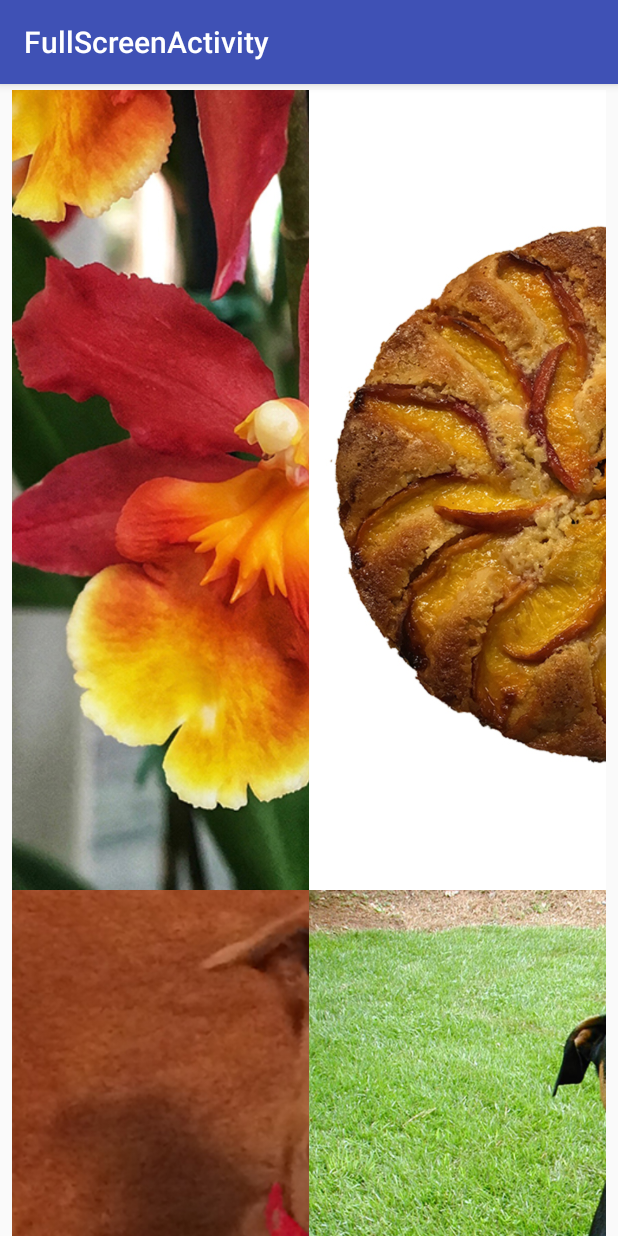
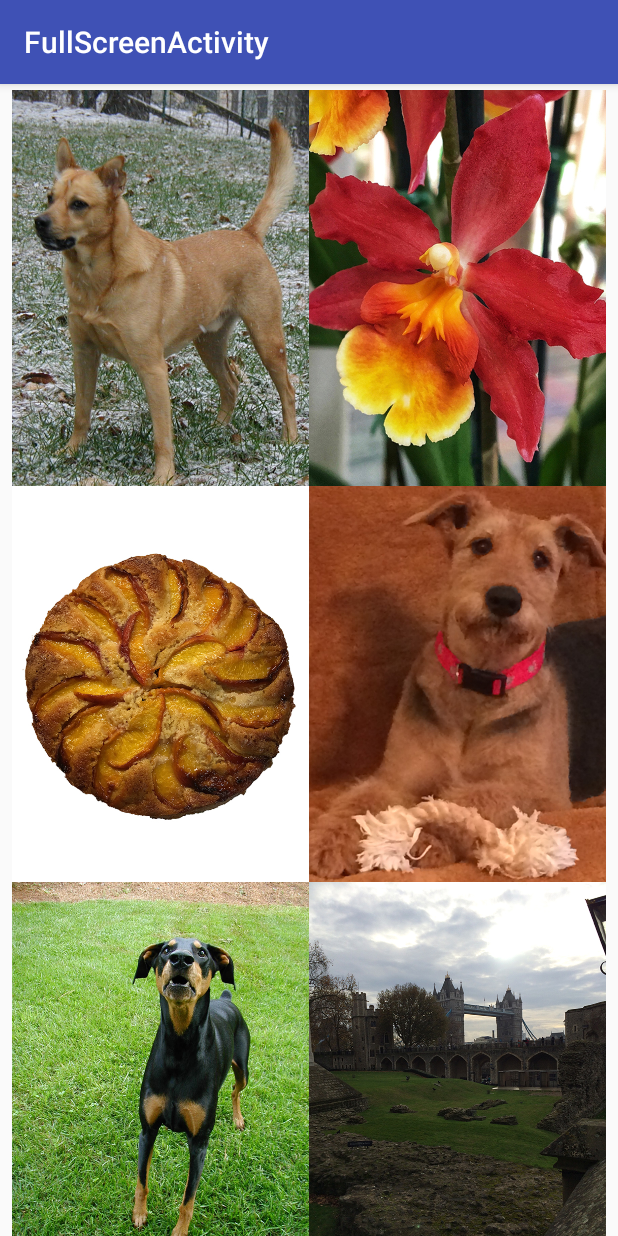
Before and after one commit to jheske/AndroidMaterialKotlin, an Android app: the screen it shows after launch (MainActivity), on a phone screen of 412 x 824 dp. Run offline under Robolectric (Android 15) with nearby library versions, the phone set to English and light mode, and no system bars; our stand-ins replace Picasso; pictures from the network do not load.

Commit message:
Use ConstraintLayout item layout, add sampledata json data.

```diff
--- a/app/src/main/java/com/example/fullscreenactivity/FullsizeImageActivity.kt
+++ b/app/src/main/java/com/example/fullscreenactivity/FullsizeImageActivity.kt
@@ -31,7 +31,7 @@ class FullsizeImageActivity : AppCompatActivity() {
                 View.SYSTEM_UI_FLAG_LAYOUT_STABLE
         setupTransparentToolbar()
 
-        val imageResourceId = intent?.getIntExtra(ARG_RESOURCE_ID,R.drawable.placeholder)
+        val imageResourceId = intent?.getIntExtra(ARG_RESOURCE_ID,R.drawable.oncidium)
         imageResourceId?.let {
             loadFragment(it)
         }
--- a/app/src/main/java/com/example/fullscreenactivity/FullsizeImageActivityFragment.kt
+++ b/app/src/main/java/com/example/fullscreenactivity/FullsizeImageActivityFragment.kt
@@ -9,7 +9,6 @@ import android.view.View
 import android.view.ViewGroup
 import com.squareup.picasso.Picasso
 import kotlinx.android.synthetic.main.fragment_activity_fullsize_image.*
-import java.io.File
 
 
 // TODO: Rename parameter arguments, choose names that match
@@ -29,7 +28,7 @@ const val ARG_RESOURCE_ID = "resource_id"
  */
 class FullsizeImageActivityFragment : Fragment() {
     private val TAG = FullsizeImageActivityFragment::class.java.simpleName
-    private var mImageResourceId: Int? = R.drawable.placeholder
+    private var mImageResourceId: Int? = R.drawable.oncidium
 
     companion object {
         /**
--- a/app/src/main/java/com/example/fullscreenactivity/ImageListAdapter.kt
+++ b/app/src/main/java/com/example/fullscreenactivity/ImageListAdapter.kt
@@ -7,8 +7,8 @@ import android.view.View
 import android.view.ViewGroup
 import android.widget.ImageView
 import com.squareup.picasso.Picasso
-import java.io.File
 import java.util.ArrayList
+
 
 class ImageListAdapter(private val context: Context) : RecyclerView.Adapter<RecyclerView.ViewHolder>() {
     private val TAG = ImageListAdapter::class.java.simpleName
@@ -17,7 +17,7 @@ class ImageListAdapter(private val context: Context) : RecyclerView.Adapter<Recy
     class EmptyViewHolder(itemView: View) : RecyclerView.ViewHolder(itemView)
 
     class ViewHolder(view: View) : RecyclerView.ViewHolder(view) {
-        var mImage: ImageView = view.findViewById(R.id.img_image) as ImageView
+        var mImageView: ImageView = view.findViewById(R.id.img_image) as ImageView
     }
 
     override fun onCreateViewHolder(parent: ViewGroup, viewType: Int): RecyclerView.ViewHolder {
@@ -43,12 +43,14 @@ class ImageListAdapter(private val context: Context) : RecyclerView.Adapter<Recy
         if (holder is ViewHolder) {
             val imageItem = getItemAtPosition(position)
             imageItem.resource_id.let {
-                Picasso.get()
-                        .load(it)
-                        .into(holder.mImage)
+                holder.mImageView.post {
+                    Picasso.get()
+                            .load(it)
+                            .placeholder(R.drawable.placeholder)
+                            .into(holder.mImageView)
+                }
             }
-
-            holder.mImage.contentDescription = imageItem.title
+            holder.mImageView.contentDescription = imageItem.title
         }
     }
 
--- a/app/src/main/java/com/example/fullscreenactivity/MainActivityFragment.kt
+++ b/app/src/main/java/com/example/fullscreenactivity/MainActivityFragment.kt
@@ -6,12 +6,9 @@ import android.os.Bundle
 import android.support.v4.app.Fragment
 import android.support.v7.app.AppCompatActivity
 import android.support.v7.widget.GridLayoutManager
-import android.support.v7.widget.LinearLayoutManager
 import android.util.Log
 import android.view.*
 import kotlinx.android.synthetic.main.fragment_activity_main.*
-import java.io.*
-import kotlin.collections.ArrayList
 
 class MainActivityFragment : Fragment() {
 
@@ -75,11 +72,12 @@ class MainActivityFragment : Fragment() {
 
     fun displayImageItems() {
         mImageListAdapter.clear()
-        mImageListAdapter.add(ImageItem("Oncidium Orchid",R.drawable.placeholder))
+        mImageListAdapter.add(ImageItem("Charlie",R.drawable.charlie))
+        mImageListAdapter.add(ImageItem("Oncidium Orchid",R.drawable.oncidium))
         mImageListAdapter.add(ImageItem("Peach Cake",R.drawable.peach_cake))
         mImageListAdapter.add(ImageItem("Hello Dixie",R.drawable.hello_dixie))
         mImageListAdapter.add(ImageItem("Mocha",R.drawable.mocha))
-        mImageListAdapter.add(ImageItem("Charlie",R.drawable.charlie))
+        mImageListAdapter.add(ImageItem("London Bridge",R.drawable.london_bridge))
     }
 
 }
--- a/app/src/main/res/layout/fragment_activity_fullsize_image.xml
+++ b/app/src/main/res/layout/fragment_activity_fullsize_image.xml
@@ -10,6 +10,6 @@
         android:layout_width="match_parent"
         android:layout_height="match_parent"
         android:contentDescription="@string/txt_img_photo"
-        tools:src="@drawable/placeholder"/>
+        tools:src="@drawable/oncidium"/>
 
 </FrameLayout>
--- a/app/src/main/res/layout/fragment_activity_main.xml
+++ b/app/src/main/res/layout/fragment_activity_main.xml
@@ -13,7 +13,6 @@
         android:layout_width="match_parent"
         android:layout_height="match_parent"
         android:orientation="vertical"
-        tools:itemCount="3"
         tools:listitem="@layout/listitem_image" />
 
 </LinearLayout>
--- a/app/src/main/res/layout/listitem_image.xml
+++ b/app/src/main/res/layout/listitem_image.xml
@@ -1,8 +1,8 @@
-<?xml version="1.0" encoding="utf-8"?>
-<FrameLayout xmlns:android="http://schemas.android.com/apk/res/android"
+<?xml version="1.0" encoding="utf-8"?><!--<LinearLayout xmlns:android="http://schemas.android.com/apk/res/android"
     xmlns:tools="http://schemas.android.com/tools"
-    android:layout_width="@dimen/grid_image_width"
+    android:layout_width="200dp"
     android:layout_height="wrap_content">
+
 
     <ImageView
         android:id="@+id/img_image"
@@ -10,5 +10,26 @@
         android:layout_height="match_parent"
         android:adjustViewBounds="true"
         android:contentDescription="@string/txt_img_photo"
-        android:scaleType="centerCrop" />
-</FrameLayout>
+        android:scaleType="centerCrop"
+        tools:src="@sample/sample_images.json/data/image"/>
+</LinearLayout>-->
+<android.support.constraint.ConstraintLayout xmlns:android="http://schemas.android.com/apk/res/android"
+    xmlns:app="http://schemas.android.com/apk/res-auto"
+    android:layout_width="match_parent"
+    android:layout_height="wrap_content"
+    xmlns:tools="http://schemas.android.com/tools">
+
+    <ImageView
+        android:id="@+id/img_image"
+        android:layout_width="0dp"
+        android:layout_height="0dp"
+        android:adjustViewBounds="true"
+        android:contentDescription="@string/txt_img_photo"
+        android:scaleType="centerCrop"
+        tools:src="@sample/sample_images.json/data/image"
+        app:layout_constraintDimensionRatio="3:4"
+        app:layout_constraintLeft_toLeftOf="parent"
+        app:layout_constraintRight_toRightOf="parent"
+        app:layout_constraintTop_toTopOf="parent" />
+
+</android.support.constraint.ConstraintLayout>
```
Also changed, not shown: app/src/main/res/drawable/london_bridge.jpg (added), app/src/main/res/drawable/oncidium.jpg (added), app/src/main/res/drawable/placeholder.jpg, 6 other files.
